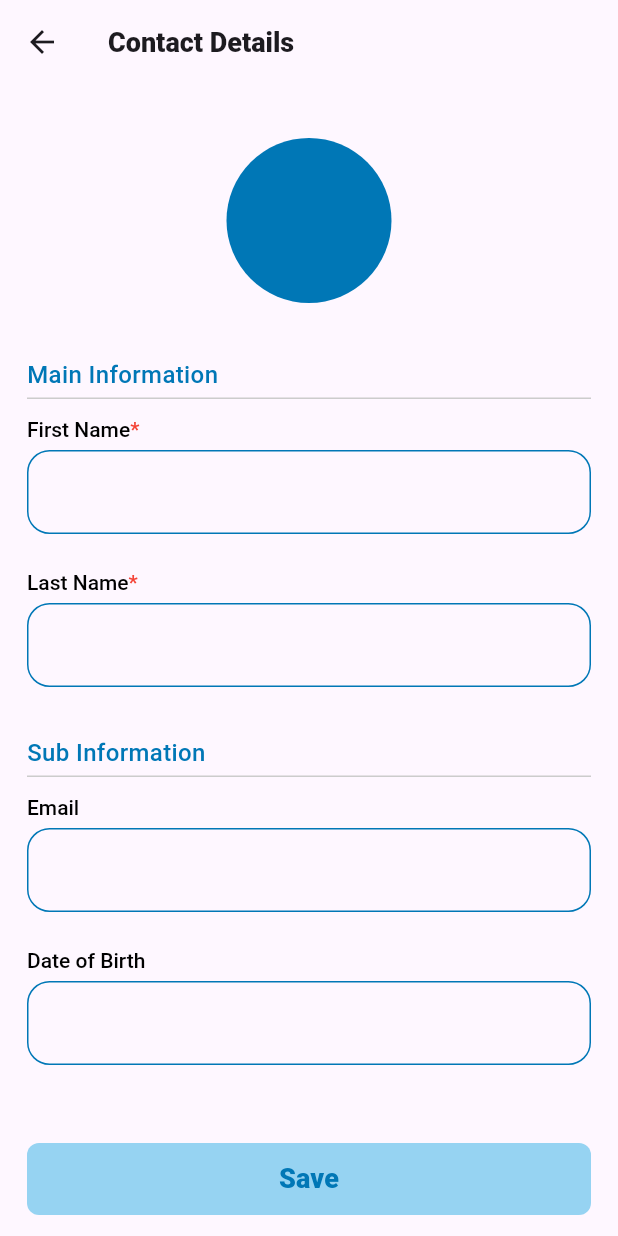
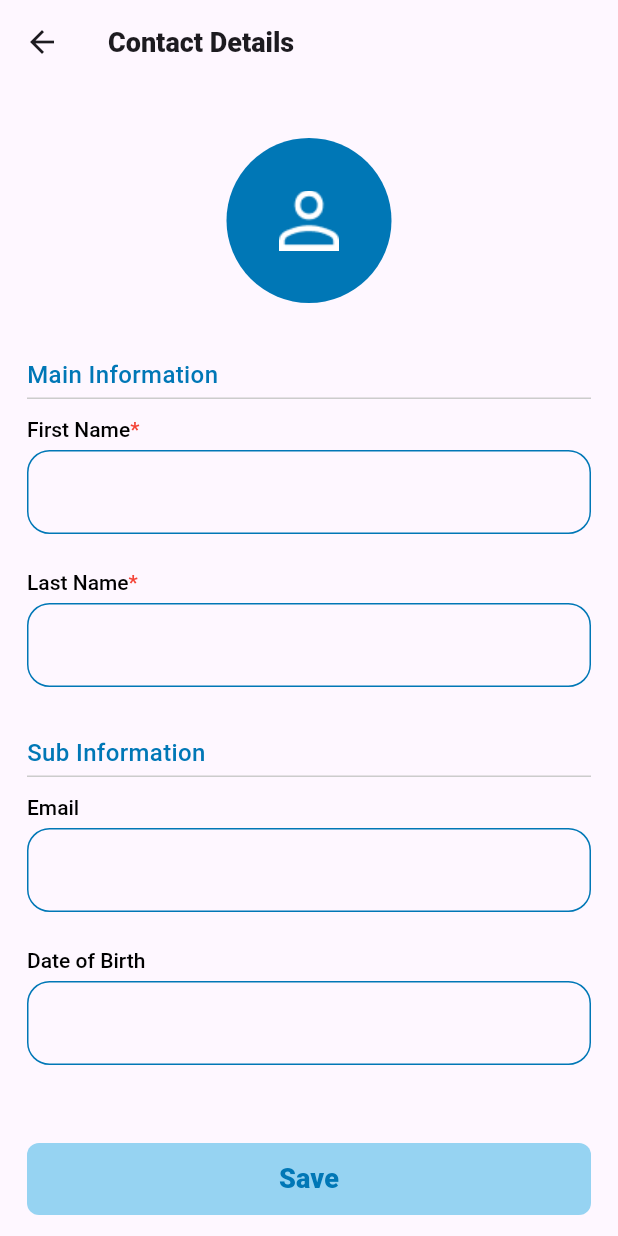
Before and after one commit to RaynaldiST/personal-test, a Flutter app: the DetailContactPage screen opened by its route, on a phone screen of 412 x 824 dp. Run offline on Flutter 3.47's test engine with Material 3 defaults, Android fonts, the phone set to English and light mode, and no system bars; our stand-ins replace bloc, equatable, flutter_bloc, flutter_secure_storage, fluttertoast; accounts and stored records are empty.

```diff
--- a/lib/component/data/api_provider.dart
+++ b/lib/component/data/api_provider.dart
@@ -3,7 +3,7 @@ import 'dart:convert';
 import 'package:flutter/services.dart';
 
 class ApiProvider {
-  Future<Map<String, dynamic>?> getContactList() async {
+  Future<List<dynamic>> getContactList() async {
     var data = await rootBundle.loadString('assets/test_data.json');
     var dataEncoded = jsonDecode(data);
     return dataEncoded;
--- a/lib/component/data/models/user.dart
+++ b/lib/component/data/models/user.dart
@@ -14,11 +14,11 @@ class User {
   });
 
   factory User.fromJson(Map<String, dynamic> data) => User(
-        id: data["id"],
-        firstName: data["firstName"],
-        lastName: data["lastName"],
-        email: data["email"],
-        dob: data["dob"],
+        id: data["id"] ?? '',
+        firstName: data["firstName"] ?? '',
+        lastName: data["lastName"] ?? '',
+        email: data["email"] ?? '',
+        dob: data["dob"] ?? '',
       );
 
   Map<String, dynamic> toJson() => {
--- a/lib/core/app/app.dart
+++ b/lib/core/app/app.dart
@@ -1,5 +1,6 @@
 import 'package:flutter/material.dart';
 import 'package:flutter_bloc/flutter_bloc.dart';
+import 'package:fluttertoast/fluttertoast.dart';
 import 'package:test_project/constant/routes.dart';
 import 'package:test_project/core/app/route_generator.dart';
 import 'package:test_project/core/app/theme.dart';
@@ -19,6 +20,7 @@ class App extends StatelessWidget {
       ],
       child: MaterialApp(
         theme: basicTheme,
+        builder: FToastBuilder(),
         debugShowCheckedModeBanner: Env.isDevelopment,
         onGenerateRoute: RouteGenerator.generateRoute,
         initialRoute: Routes.landing,
--- a/lib/modules/auth/bloc/auth_state.dart
+++ b/lib/modules/auth/bloc/auth_state.dart
@@ -18,3 +18,8 @@ class AuthAuthenticate extends AuthState {
   @override
   List<Object?> get props => [];
 }
+
+class AuthFailed extends AuthState {
+  @override
+  List<Object?> get props => [];
+}
--- a/lib/modules/detail_contact/ui/detail_contact_page.dart
+++ b/lib/modules/detail_contact/ui/detail_contact_page.dart
@@ -57,7 +57,9 @@ class DetailContactPageState extends State<DetailContactPage> {
               shape: BoxShape.circle,
               color: Palette.blue,
             ),
-            child: Text(
+            child: cubit.isSaveActive
+                ? Image.asset("assets/icons/ic_user_white.png")
+                : Text(
                     "${cubit.userInitial}",
                     style: TextStyle(
                       color: Palette.white,
--- a/lib/modules/profile/ui/profile_page.dart
+++ b/lib/modules/profile/ui/profile_page.dart
@@ -140,7 +140,11 @@ class ProfilePageState extends State<ProfilePage> {
               onPressed: () {
                 Navigator.of(context).pushNamed(
                   Routes.detail,
-                  arguments: {"user": cubit.user, "isEdit": true},
+                  arguments: {
+                    "user": cubit.user,
+                    "isEdit": true,
+                    "isFromProfile": true,
+                  },
                 );
               },
               style: ButtonStyle(
--- a/pubspec.yaml
+++ b/pubspec.yaml
@@ -22,6 +22,7 @@ dependencies:
   flutter_bloc: ^7.0.1
   connectivity_plus: ^2.2.0
   flutter_secure_storage: ^4.2.1
+  fluttertoast: ^8.2.8
 
 
 dev_dependencies:
```
Also changed, not shown: lib/modules/auth/bloc/auth_cubit.dart (+18 -10 lines), lib/modules/auth/repository/auth_repository.dart (+27 -1 lines), lib/modules/auth/ui/auth_page.dart (+26 -0 lines), lib/modules/detail_contact/bloc/detail_contact_cubit.dart (+15 -2 lines). Lines whose indentation alone changed are shown as unchanged.
